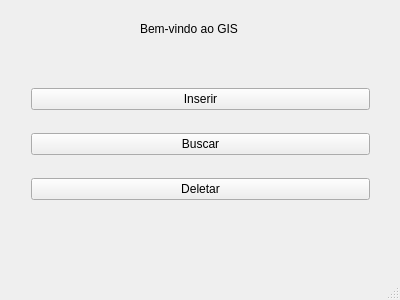
Before: the Qt Designer form mainwindow.ui in josecleiton/GIS-RTree, drawn with Qt 5.
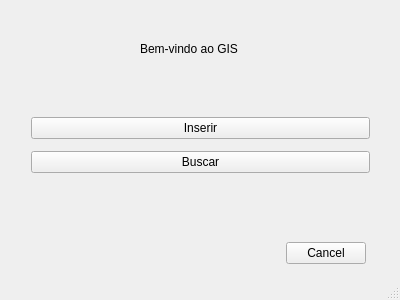
After: the same form once the commit is applied.

The edit to the form file:
```diff
--- a/mainwindow.ui
+++ b/mainwindow.ui
@@ -18,7 +18,7 @@
     <property name="geometry">
      <rect>
       <x>140</x>
-      <y>20</y>
+      <y>40</y>
       <width>151</width>
       <height>18</height>
      </rect>
@@ -27,13 +27,13 @@
      <string>Bem-vindo ao GIS</string>
     </property>
    </widget>
-   <widget class="QWidget" name="">
+   <widget class="QWidget" name="layoutWidget">
     <property name="geometry">
      <rect>
       <x>20</x>
-      <y>60</y>
+      <y>100</y>
       <width>361</width>
-      <height>171</height>
+      <height>91</height>
      </rect>
     </property>
     <layout class="QVBoxLayout" name="verticalLayout">
@@ -51,15 +51,21 @@
        </property>
       </widget>
      </item>
-     <item>
-      <widget class="QPushButton" name="pushButton_3">
-       <property name="text">
-        <string>Deletar</string>
-       </property>
-      </widget>
-     </item>
     </layout>
    </widget>
+   <widget class="QDialogButtonBox" name="cancel">
+    <property name="geometry">
+     <rect>
+      <x>200</x>
+      <y>240</y>
+      <width>166</width>
+      <height>26</height>
+     </rect>
+    </property>
+    <property name="standardButtons">
+     <set>QDialogButtonBox::Cancel</set>
+    </property>
+   </widget>
   </widget>
   <widget class="QStatusBar" name="statusBar"/>
  </widget>
```
Left out of the diff: 2 changed lines with no effect on the pictures.
